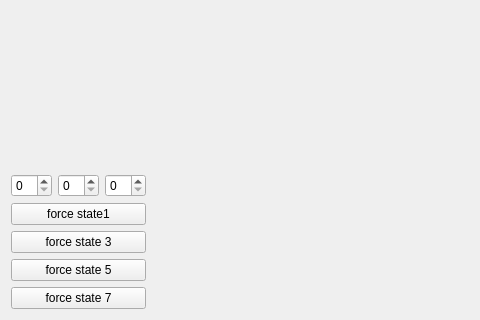
Qt form components/graspingAgent/src/mainUI.ui (robocomp/robocomp-ursus-rockin) before a commit; both pictures show x 0 to 480 and y 343 to 663 of the 918 by 663 pixel window.
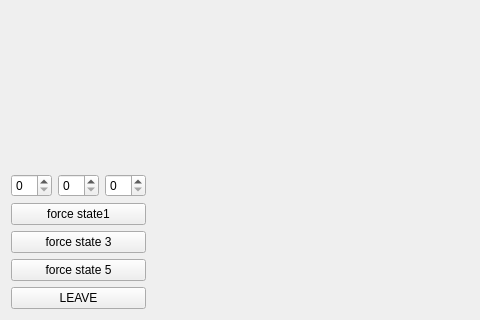
The same form after that commit.

Patch:
```diff
--- a/components/graspingAgent/src/mainUI.ui
+++ b/components/graspingAgent/src/mainUI.ui
@@ -80,7 +80,7 @@
      <item>
       <widget class="QPushButton" name="pushButton">
        <property name="text">
-        <string>force state 7</string>
+        <string>LEAVE</string>
        </property>
       </widget>
      </item>
```
Left out of the diff: 2 changed lines with no effect on the pictures.
